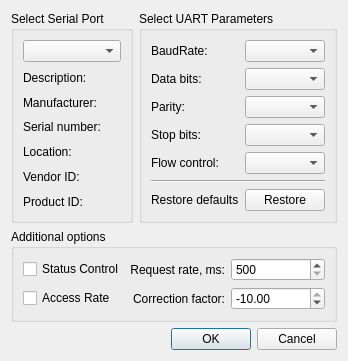
The window that SynchroTimeApp/settingsdialog.ui (SergejBre/SynchroTime) describes before a commit, drawn with Qt 5.
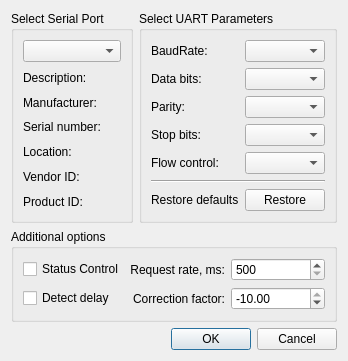
The same window after the commit. Icons and pictures are not drawn.

```diff
--- a/SynchroTimeApp/settingsdialog.ui
+++ b/SynchroTimeApp/settingsdialog.ui
@@ -122,7 +122,7 @@
       <item row="1" column="0">
        <widget class="QCheckBox" name="accessRateCheckBox">
         <property name="text">
-         <string>Access Rate</string>
+         <string>Detect delay</string>
         </property>
        </widget>
       </item>
```
Left out of the diff: 2 changed lines with no effect on the pictures.
